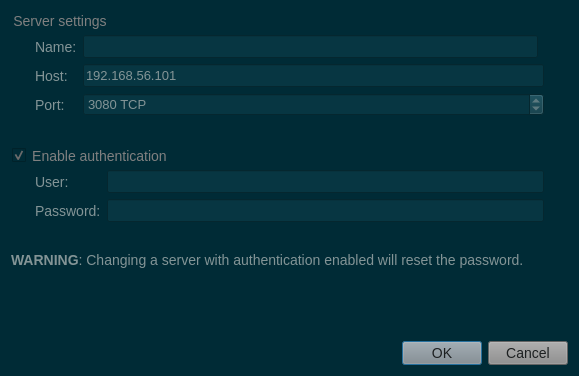
This is gns3-gui-2.1.4/gns3/ui/edit_compute_dialog.ui in n3oxmind/gns3theme as Qt 5 draws it before an edit. The edited form follows.
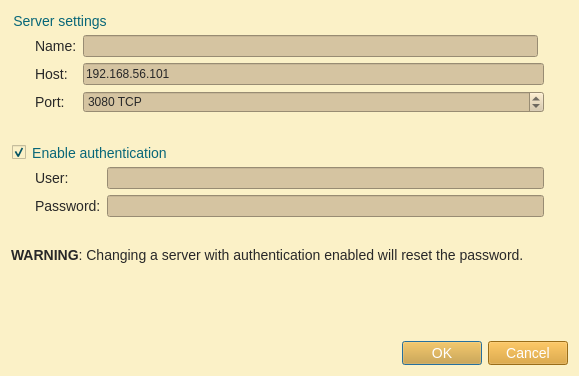
This is the edited form.

The edit to the form file:
```diff
--- a/gns3-gui-2.1.4/gns3/ui/edit_compute_dialog.ui
+++ b/gns3-gui-2.1.4/gns3/ui/edit_compute_dialog.ui
@@ -18,27 +18,26 @@
   </property>
   <property name="styleSheet">
    <string notr="true">QWidget{
-	background-color: #002b36;
+	background-color: #fbf1c7;
 }
 QMenuBar::item{
-	background-color: #002b36;
+	background-color: #fbf1c7;
 }
 QDockWidget::title{
-	background: #073642;
+	background: #d5c4a1;
 	padding-left: 5px;
 }
 QDockWidget, QMenuBar{
-    color: #839496;
+    color: #282828;
     font: bold 14px;
 }
 QTextEdit, QPlainTextEdit, QLineEdit, QSpinBox, QComboBox {
-  background-color: #073642;
-  font: 13px;
-  color: #839496;
+  background-color: #d5c4a1;
+  color: #282828;
 }
 QTextEdit#uiConsoleTextEdit {
-  background-color: #002b36;
-  color: #839496;
+  background-color: #fbf1c7;
+  color: #282828;
   font: 13px;
 }
 QTabWidget {
@@ -46,84 +45,84 @@
 	border-top: 2px;
 }
 QTabBar::tab {
-    background: #073642;
-    color: #839496;
+    background: #d5c4a1;
+    color: #282828;
     min-width: 8ex;
     padding: 2px;
 	border-top-right-radius: 6px;
 	border-top-left-radius: 6px;
 }
 QTabBar::tab:selected {
-    background: #8a8a8a;
-	color: #1d2021;
+    background: #458588;
+	color: #FFFFFF;
 }
 QGroupBox {
-    color: #808080;
+    color: #076678;
     font: 14px;
     padding: 15px;
     border-style: none;
 }
 QMainWindow::separator {
-	background: #073642;
+	background: #d5c4a1;
 	width: 1px;
 	height: 1px;
 }
 QComboBox {
-	selection-background-color: #d75f00;
-	selection-color: #1c1c1c;
+	selection-background-color: #458588;
+	selection-color: #FFFFFF;
 }
 
 QToolBar{
-	background: #073642;
+	background: #d5c4a1;
 	border: 0px;
 }
 QPushButton {
-	background-color: #8a8a8a;
-    color: #1d2021;
+	background-color: #d79921;
+    color: #FFFFFF;
 	font: 14px;
 }
 QToolButton {
-	background-color: #8a8a8a;
-    color: #1d2021;
+	background-color: #d79921;
+    color: #FFFFFF;
 	font: 14px;
 }
 QTreeWidget, QListWidget {
-	background-color: #002b36;
-	color: #839496;
-    alternate-background-color: #073642;
+	background-color: #fbf1c7;
+	color: #282828;
+    alternate-background-color: #d5c4a1; 
 	font: 14px;
 }
 QTreeWidget#uiTreeWidget {
-	background-color: #073642;
-	color: #839496;
+	background-color: #d5c4a1;
+	color: #282828;
 	font: bold 16px;
 }
 QTreeWidget::item:selected, QTreeWidget::item:hover, QMenu::item:selected,QToolButton::hover,QPushButton::hover,QTabBar::tab:hover {
-	background-color: #d75f00;
-	color: #1c1c1c;
+	background-color: #458588;
+	color: #FFFFFF;
 }
 QMenu {
 	background-color: #002b36;
     color: #839496;
 }
 QLabel {
-	color: #839496;
+	color: #282828;
 	font: 14px;
 }
 QLabel#uiTitleLabel {
-	color: #839496;
+	color: #282828;
 	font: bold 16px;
 }
 
 QAbstractScrollArea::corner {
-    background: #002b36;
+    background: #fbf1c7;
 }
 QScrollBar::handle:horizontal {
-    background: #073642;
+    background: #d5c4a1;
     min-width: 20px;
 }
 QScrollBar::handle:vertical {
-    background: #073642;
+    background: #d5c4a1;
     min-width: 20px;
 }
 QScrollBar:vertical {
@@ -142,12 +141,12 @@
   background: none
 }
 QStatusBar {
-	background-color: #073642;
-	color: #839496;
+	background-color: #d5c4a1;
+	color: #282828;
 }
 
 QRadioButton, QCheckBox {
-  color: #839496;
+  color: #282828;
 }
 QRadioButton::disabled, QCheckBox::disabled {
   color: gray;
```
Left out of the diff: 4 changed lines with no effect on the pictures.
